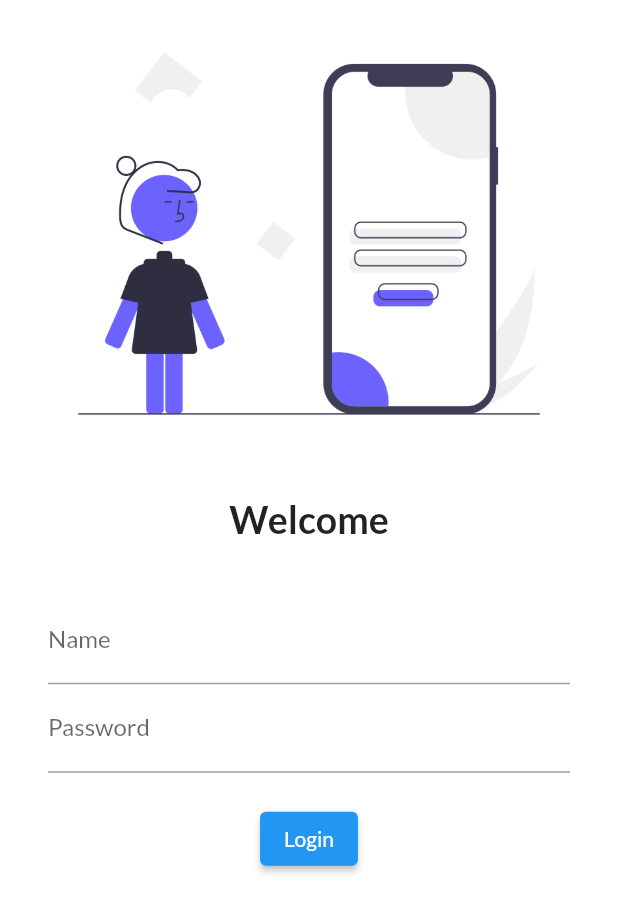
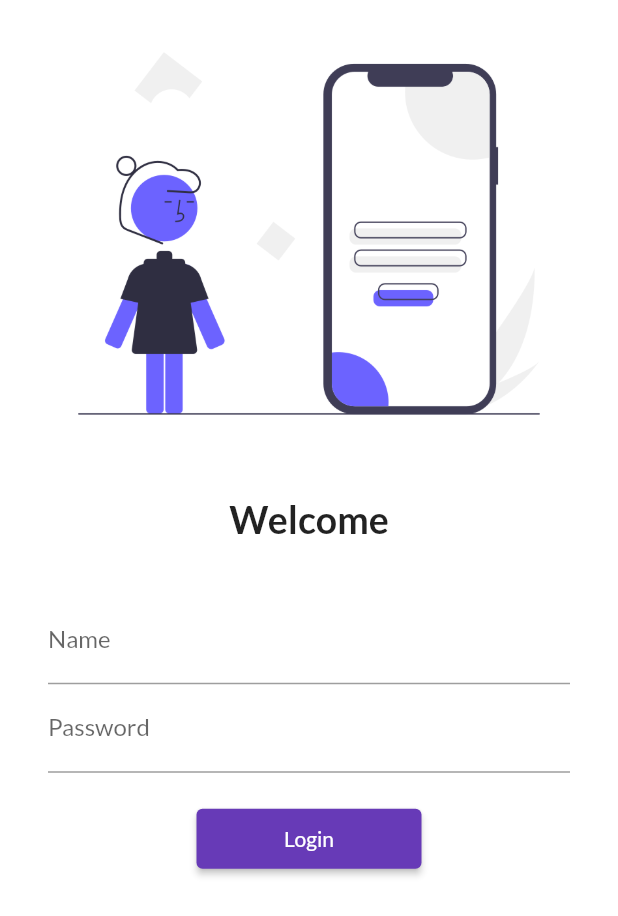
Before and after one commit to anubhav811/30DaysOfFlutter, a Flutter app: the screen it shows after launch, on a phone screen of 412 x 824 dp. Shown: the top 916 px of the screen. Run offline on Flutter 3.47's test engine with Material 2 defaults, Android fonts, the phone set to English and light mode, and no system bars; our stand-ins replace google_fonts.

Commit message:
Day 5 completed

```diff
--- a/lib/main.dart
+++ b/lib/main.dart
@@ -1,5 +1,6 @@
 import 'package:flutter/material.dart';
 import 'package:fluttter_demo/pages/login_page.dart';
+import 'package:fluttter_demo/utils/routes.dart';
 import 'package:google_fonts/google_fonts.dart';
 
 import 'pages/home_page.dart';
@@ -17,7 +18,7 @@ class MyApp extends StatelessWidget {
     return MaterialApp(
       themeMode: ThemeMode.light,
       theme: ThemeData(
-        primarySwatch: Colors.blue,
+        primarySwatch: Colors.deepPurple,
         fontFamily: GoogleFonts.lato().fontFamily,
       ),
       darkTheme: ThemeData(
@@ -26,9 +27,8 @@ class MyApp extends StatelessWidget {
       initialRoute: '/login',
       routes: {
         '/': (context) => LoginPage(),
-        '/home': (context) => HomePage(),
-        '/login': (context) => LoginPage(),
-
+        MyRoutes.homeRoute: (context) => HomePage(),
+        MyRoutes.loginRoute: (context) => LoginPage(),
       },
     );
   }
--- a/lib/pages/login_page.dart
+++ b/lib/pages/login_page.dart
@@ -1,4 +1,5 @@
 import 'package:flutter/material.dart';
+import 'package:fluttter_demo/utils/routes.dart';
 
 class LoginPage extends StatelessWidget {
 
@@ -6,6 +7,7 @@ class LoginPage extends StatelessWidget {
   Widget build(BuildContext context) {
     return Material(
       color: Colors.white,
+      child: SingleChildScrollView(
         child: Column(
           children: [
             Image.asset("assets/images/login.png",
@@ -47,15 +49,17 @@ class LoginPage extends StatelessWidget {
               ),
                 ElevatedButton(
                   child: Text("Login"),
-                style : TextButton.styleFrom(),
+                  style : TextButton.styleFrom(minimumSize: Size(150,40)),
                   onPressed: (){
-                  Navigator.pushNamed(context, "/home");
+                    Navigator.pushNamed(context, MyRoutes.homeRoute);
+
                   },
                 )
                 ],
               ),
             )
           ],
+        ),
       )
     );
   }
--- /dev/null
+++ b/lib/utils/routes.dart
@@ -0,0 +1,4 @@
+class MyRoutes{
+  static String loginRoute = "/login";
+  static String homeRoute = "/home";
+}
```
Lines whose indentation alone changed are shown as unchanged.
